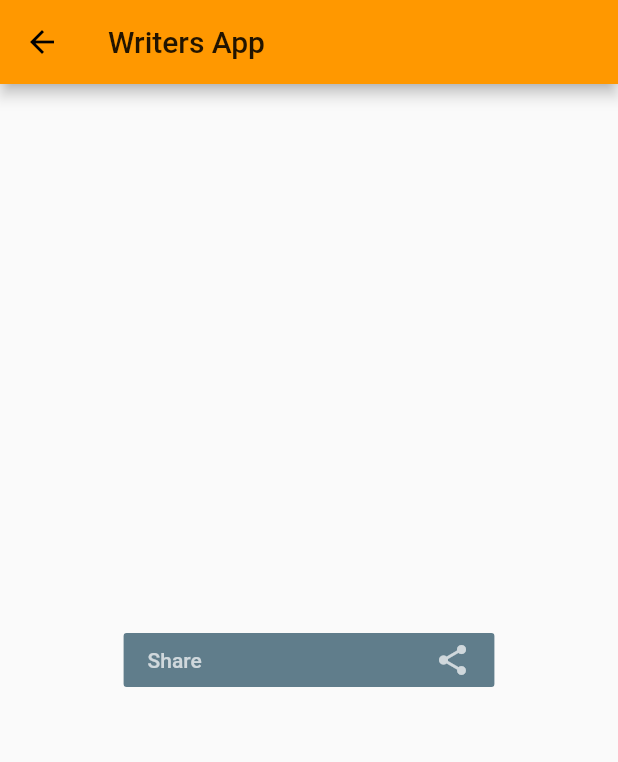
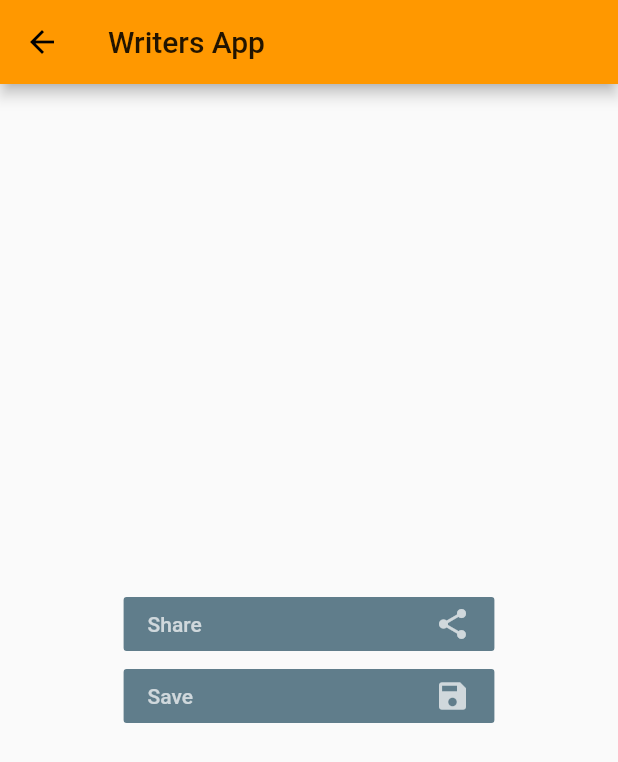
Before and after one commit to matovu-farid/kalamos, a Flutter app: the Body screen opened by its route, after a tap on the "arrow forward" icon, on a phone screen of 412 x 824 dp. Shown: the top 762 px of the screen. Run offline on Flutter 3.47's test engine with Material 2 defaults, Android fonts, the phone set to English and light mode, and no system bars; our stand-ins replace firebase_auth, firebase_core, flutter_colorpicker, font_awesome_flutter, google_sign_in, permission_handler and 3 more; missing offline and left inert: lit_firebase_auth; accounts and stored records are empty.

Commit message:
added saving to data base

```diff
--- /dev/null
+++ b/lib/created_classes/FullArticle.dart
@@ -0,0 +1,9 @@
+class FullArticle{
+
+  final String title;
+  final String body;
+
+  FullArticle(this.title, this.body);
+
+
+}
--- a/lib/created_widgets/article/article_body.dart
+++ b/lib/created_widgets/article/article_body.dart
@@ -1,5 +1,6 @@
 import 'package:flutter/material.dart';
 import 'package:provider/provider.dart';
+import 'package:writers_app/color_button.dart';
 import 'package:writers_app/model/model.dart';
 import 'article.dart';
 
@@ -23,10 +24,17 @@ class Body extends StatelessWidget {
           ), onPressed: ()=>Navigator.of(context).pushNamed('/send'))
         ],
       ),
-      body: ArticleInput(
-        maxLines: maxLines,
-        labelText: 'Body',
-        controller: Provider.of<WritersModel>(context).bodyController,
+      body: Stack(
+        children: [
+          ArticleInput(
+            maxLines: maxLines,
+            labelText: 'Body',
+            controller: Provider.of<WritersModel>(context).bodyController,
+          ),
+          Align(
+            alignment: Alignment.bottomRight,
+              child: ColorButton())
+        ],
       ),
     );
   }
--- /dev/null
+++ b/lib/created_widgets/article/save_Article.dart
@@ -0,0 +1,33 @@
+import 'package:flutter/material.dart';
+import 'package:provider/provider.dart';
+import 'package:sqflite/sqflite.dart';
+import 'package:writers_app/created_classes/FullArticle.dart';
+import 'package:writers_app/created_classes/database.dart';
+import 'package:writers_app/model/model.dart';
+import 'package:writers_app/created_widgets/send_buttons.dart';
+class SaveArticle extends StatelessWidget {
+
+
+  @override
+  Widget build(BuildContext context) {
+
+
+    return SendButton(
+      icon: Icons.save,
+      label: 'Save',
+
+      onPressed: () async{
+        final title = Provider.of<WritersModel>(context,listen: false).titleController.text;
+        final body = Provider.of<WritersModel>(context,listen: false).bodyController.text;
+        FullArticle article = FullArticle(title, body);
+        MyDatabase db= Provider.of<WritersModel>(context,listen: false).db;
+        int row= await db.saveArticle(article);
+        print(row);
+       //Navigator.of(context).pushNamed('/view');
+
+
+
+      },
+    );
+  }
+}
--- a/lib/created_widgets/send.dart
+++ b/lib/created_widgets/send.dart
@@ -1,5 +1,6 @@
 import 'package:flutter/cupertino.dart';
 import 'package:flutter/material.dart';
+import 'package:writers_app/created_widgets/article/save_Article.dart';
 import 'package:writers_app/share.dart';
 
 class SendArticle extends StatelessWidget{
@@ -10,8 +11,10 @@ class SendArticle extends StatelessWidget{
   const SendArticle({Key key, this.title}) : super(key: key);
 
 
+
   @override
   Widget build(BuildContext context) {
+
     return Scaffold(
       appBar: AppBar(title: Text(title),),
         body: Center(
@@ -21,9 +24,12 @@ class SendArticle extends StatelessWidget{
               mainAxisAlignment: MainAxisAlignment.center,
               children: [
                ShareWidget(
-                 color: color,
-                 textColor: textColor,
-               )]),
+
+               ),
+                SaveArticle()
+
+              ]),
+
           ),
         )
         );
--- /dev/null
+++ b/lib/created_widgets/send_buttons.dart
@@ -0,0 +1,23 @@
+import 'package:flutter/material.dart';
+class SendButton extends StatelessWidget {
+  final IconData icon;
+  final String label;
+  final VoidCallback onPressed;
+
+  const SendButton({Key key, this.icon, this.label, this.onPressed}) : super(key: key);
+  @override
+  Widget build(BuildContext context) {
+    return FlatButton(
+      color: Colors.blueGrey,
+      child: Row(
+        mainAxisAlignment: MainAxisAlignment.spaceBetween,
+        children: [
+          Text(label,style: TextStyle(color:Colors.white70),),
+          Icon(icon,color: Colors.white70,),
+        ],
+      ),
+
+      onPressed: onPressed,
+    );
+  }
+}
--- a/lib/model/model.dart
+++ b/lib/model/model.dart
@@ -1,25 +1,39 @@
+import 'package:flutter/material.dart';
 import 'package:firebase_auth/firebase_auth.dart';
-import 'package:flutter/material.dart';
+import 'package:permission_handler/permission_handler.dart';
+import 'package:writers_app/created_classes/database.dart';
+import 'package:sqflite/sqflite.dart';
+
+import 'dart:core';
+
+import 'package:writers_app/created_classes/FullArticle.dart';
+
 
 
 class WritersModel with ChangeNotifier{
-  Color _pickerColor = Colors.black;
-  Color _selectedColor = Colors.black;
+  var _pickerColor = Colors.black;
+  var _selectedColor = Colors.black;
   TextEditingController bodyController=TextEditingController();
   TextEditingController titleController=TextEditingController();
+
+  MyDatabase db = MyDatabase();
+
+
 
 
   WritersModel();
   changeColor(Color selectedColorGot){
     _selectedColor= selectedColorGot;
+        notifyListeners();
+  }
+
+   FirebaseAuth auth= FirebaseAuth.instance;
+  void signout(){
+    Color color = Colors.white;
+    auth.signOut();
     notifyListeners();
   }
-   FirebaseAuth auth= FirebaseAuth.instance;
-  void signout(){
-    auth.signOut();
-    notifyListeners();
 
-  }
   Color get selectedColor =>_selectedColor;
    Color get pickerColor =>_pickerColor;
 
--- a/lib/share.dart
+++ b/lib/share.dart
@@ -2,27 +2,16 @@ import 'package:flutter/material.dart';
 import 'package:provider/provider.dart';
 import 'package:share/share.dart';
 import 'package:writers_app/model/model.dart';
+import 'created_widgets/send_buttons.dart';
 
 class ShareWidget extends StatelessWidget {
-  const ShareWidget({
-    Key key, this.color,this.textColor
-      }) : super(key: key);
 
-  final Color color;
-  final textColor;
   @override
   Widget build(BuildContext context) {
-    return FlatButton(
-      color: color,
-      child: Row(
-        mainAxisAlignment: MainAxisAlignment.spaceBetween,
-        children: [
-          Text('Share',style: TextStyle(color: textColor),),
-          Icon(Icons.share,color: textColor,),
-        ],
-      ),
-
-      onPressed: () {
+    return SendButton(
+      label: 'Share',
+      icon: Icons.share,
+      onPressed: (){
         final titleController = Provider.of<WritersModel>(context,listen: false).titleController;
         final bodyController = Provider.of<WritersModel>(context,listen: false).bodyController;
         Share.share('\t\t ${titleController.text}\n\n '
--- a/pubspec.yaml
+++ b/pubspec.yaml
@@ -21,6 +21,8 @@ environment:
   sdk: ">=2.7.0 <3.0.0"
 
 dependencies:
+  permission_handler: ^5.1.0+2
+  sqflite: ^1.3.2+3
   font_awesome_flutter: ^8.11.0
   firebase_core: any
   google_sign_in: ^4.5.9
@@ -40,6 +42,7 @@ dependencies:
   cupertino_icons: ^1.0.0
 
 dev_dependencies:
+  test: ^1.15.7
   flutter_test:
     sdk: flutter
 
```
Also changed, not shown: lib/color_button.dart (added, +55 -0 lines), lib/created_classes/database.dart (added, +38 -0 lines), lib/created_widgets/view.dart (added, +34 -0 lines), lib/main.dart (+10 -58 lines), pubspec.lock, 2 other files.
